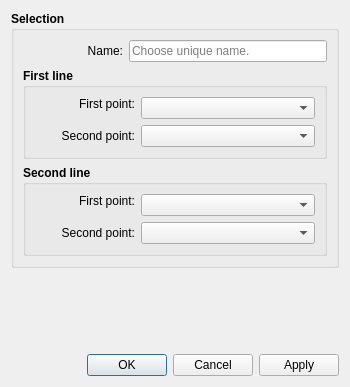
Old version of the form src/libs/vtools/dialogs/tools/dialoglineintersect.ui in the repository FashionFreedom/Seamly2D.
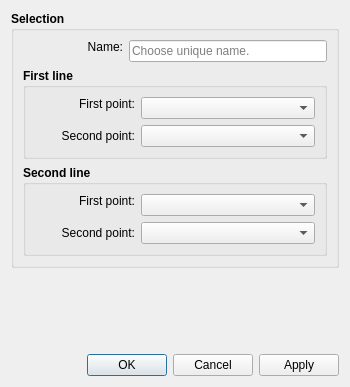
New version of the form. Icons and pictures are not drawn.

The edit to the form file:
```diff
--- a/src/libs/vtools/dialogs/tools/dialoglineintersect.ui
+++ b/src/libs/vtools/dialogs/tools/dialoglineintersect.ui
@@ -32,6 +32,9 @@
   <property name="locale">
    <locale language="English" country="UnitedStates"/>
   </property>
+  <property name="modal">
+   <bool>true</bool>
+  </property>
   <layout class="QVBoxLayout" name="verticalLayout_4">
    <item>
     <widget class="QGroupBox" name="selection_GroupBox">
@@ -50,10 +53,8 @@
      <property name="title">
       <string>Selection</string>
      </property>
-     <layout class="QVBoxLayout" name="verticalLayout_3">
-      <item>
-       <layout class="QHBoxLayout" name="horizontalLayout_4">
-        <item>
+     <layout class="QFormLayout" name="formLayout_3">
+      <item row="0" column="0">
          <widget class="QLabel" name="labelEditNamePoint">
           <property name="sizePolicy">
            <sizepolicy hsizetype="Fixed" vsizetype="Fixed">
@@ -81,7 +82,7 @@
           </property>
          </widget>
         </item>
-        <item>
+      <item row="0" column="1">
          <widget class="QLineEdit" name="lineEditNamePoint">
           <property name="sizePolicy">
            <sizepolicy hsizetype="Expanding" vsizetype="Fixed">
@@ -101,6 +102,9 @@
             <bold>false</bold>
            </font>
           </property>
+        <property name="focusPolicy">
+         <enum>Qt::StrongFocus</enum>
+        </property>
           <property name="toolTip">
            <string>Unique name</string>
           </property>
@@ -109,9 +113,7 @@
           </property>
          </widget>
         </item>
-       </layout>
-      </item>
-      <item>
+      <item row="1" column="0" colspan="2">
        <widget class="QGroupBox" name="firstLine_GroupBox">
         <property name="sizePolicy">
          <sizepolicy hsizetype="Expanding" vsizetype="Preferred">
@@ -128,12 +130,7 @@
         <property name="title">
          <string>First line</string>
         </property>
-        <layout class="QVBoxLayout" name="verticalLayout">
-         <item>
           <layout class="QFormLayout" name="formLayout">
-           <property name="labelAlignment">
-            <set>Qt::AlignRight|Qt::AlignTrailing|Qt::AlignVCenter</set>
-           </property>
            <item row="0" column="0">
             <widget class="QLabel" name="labelP1Line1">
              <property name="sizePolicy">
@@ -229,11 +226,9 @@
             </widget>
            </item>
           </layout>
-         </item>
-        </layout>
        </widget>
       </item>
-      <item>
+      <item row="2" column="0" colspan="2">
        <widget class="QGroupBox" name="secondLine_GroupBox">
         <property name="sizePolicy">
          <sizepolicy hsizetype="Expanding" vsizetype="Preferred">
@@ -250,12 +245,7 @@
         <property name="title">
          <string>Second line</string>
         </property>
-        <layout class="QVBoxLayout" name="verticalLayout_2">
-         <item>
           <layout class="QFormLayout" name="formLayout_2">
-           <property name="labelAlignment">
-            <set>Qt::AlignRight|Qt::AlignTrailing|Qt::AlignVCenter</set>
-           </property>
            <item row="0" column="0">
             <widget class="QLabel" name="labelP1Line2">
              <property name="sizePolicy">
@@ -349,8 +339,6 @@
               </font>
              </property>
             </widget>
-           </item>
-          </layout>
          </item>
         </layout>
        </widget>
```
Lines whose indentation alone changed are shown as unchanged.
